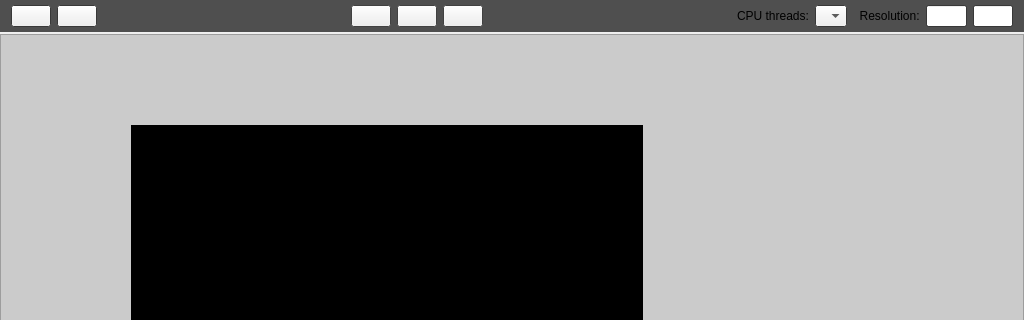
Before: the Qt Designer form __qt_source__/RenderViewport.ui in TheDonsky/DumbRay, drawn with Qt 5; both pictures show x 0 to 1024 and y 0 to 320 of the 1024 by 512 pixel window.
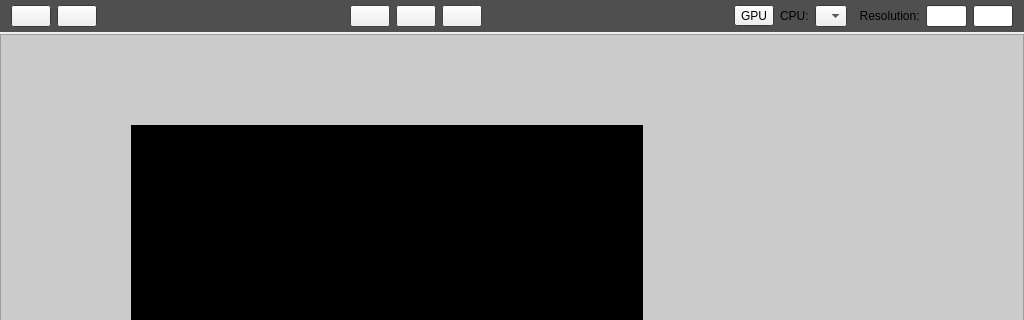
After: the same form once the commit is applied.

Commit message: Add functionality co controll cpu thread count on the fly

```diff
--- a/__qt_source__/RenderViewport.ui
+++ b/__qt_source__/RenderViewport.ui
@@ -700,9 +700,12 @@
         <property name="orientation">
          <enum>Qt::Horizontal</enum>
         </property>
+        <property name="sizeType">
+         <enum>QSizePolicy::Expanding</enum>
+        </property>
         <property name="sizeHint" stdset="0">
          <size>
-          <width>40</width>
+          <width>48</width>
           <height>20</height>
          </size>
         </property>
@@ -751,10 +754,17 @@
         </property>
        </spacer>
       </item>
+      <item>
+       <widget class="QToolButton" name="gpuSelector">
+        <property name="text">
+         <string>GPU</string>
+        </property>
+       </widget>
+      </item>
       <item>
        <widget class="QLabel" name="HostThreadsLabel">
         <property name="text">
-         <string>CPU threads:</string>
+         <string>CPU:</string>
         </property>
        </widget>
       </item>
```
The commit also changes 1 other file.
